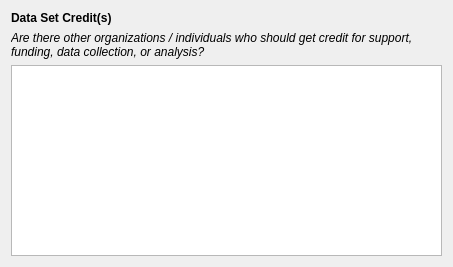
This is pymdwizard/gui/ui_files/DataCredit.ui in DOI-USGS/fort-pymdwizard as Qt 5 draws it before an edit. The edited form follows.
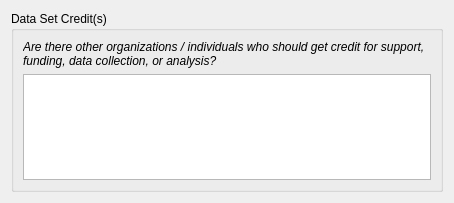
This is the edited form.

Commit message: changes to Data Credit ui

Diff of the .ui file:
```diff
--- a/pymdwizard/gui/ui_files/DataCredit.ui
+++ b/pymdwizard/gui/ui_files/DataCredit.ui
@@ -6,8 +6,8 @@
    <rect>
     <x>0</x>
     <y>0</y>
-    <width>453</width>
-    <height>267</height>
+    <width>454</width>
+    <height>203</height>
    </rect>
   </property>
   <property name="font">
@@ -19,22 +19,14 @@
   <property name="windowTitle">
    <string>Form</string>
   </property>
-  <layout class="QGridLayout" name="gridLayout">
-   <item row="0" column="0">
-    <widget class="QLabel" name="label_4">
-     <property name="font">
-      <font>
-       <pointsize>9</pointsize>
-       <weight>75</weight>
-       <bold>true</bold>
-      </font>
-     </property>
-     <property name="text">
+  <layout class="QHBoxLayout" name="horizontalLayout">
+   <item>
+    <widget class="QGroupBox" name="groupBox">
+     <property name="title">
       <string>Data Set Credit(s)</string>
      </property>
-    </widget>
-   </item>
-   <item row="1" column="0">
+     <layout class="QVBoxLayout" name="verticalLayout">
+      <item>
     <widget class="QLabel" name="label">
      <property name="font">
       <font>
@@ -49,7 +41,7 @@
      </property>
     </widget>
    </item>
-   <item row="2" column="0">
+      <item>
     <widget class="QPlainTextEdit" name="fgdc_datacred">
      <property name="acceptDrops">
       <bool>false</bool>
@@ -60,6 +52,9 @@
      <property name="overwriteMode">
       <bool>true</bool>
      </property>
+       </widget>
+      </item>
+     </layout>
     </widget>
    </item>
   </layout>
```
Lines whose indentation alone changed are shown as unchanged. The commit also changes 1 other file.
